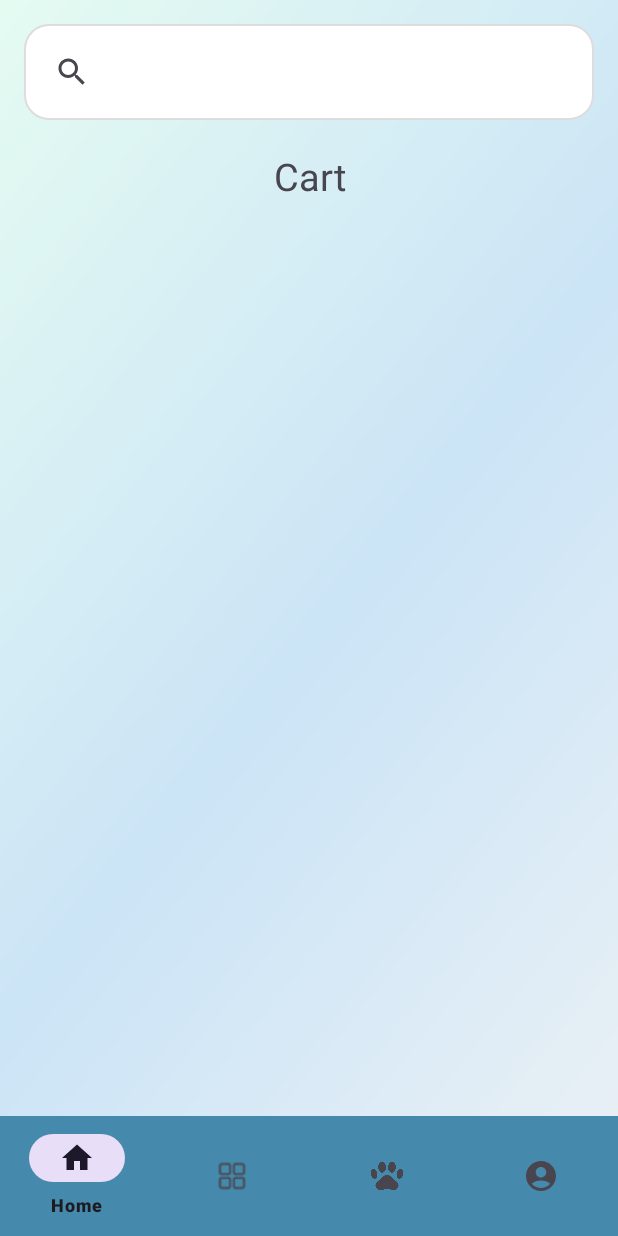
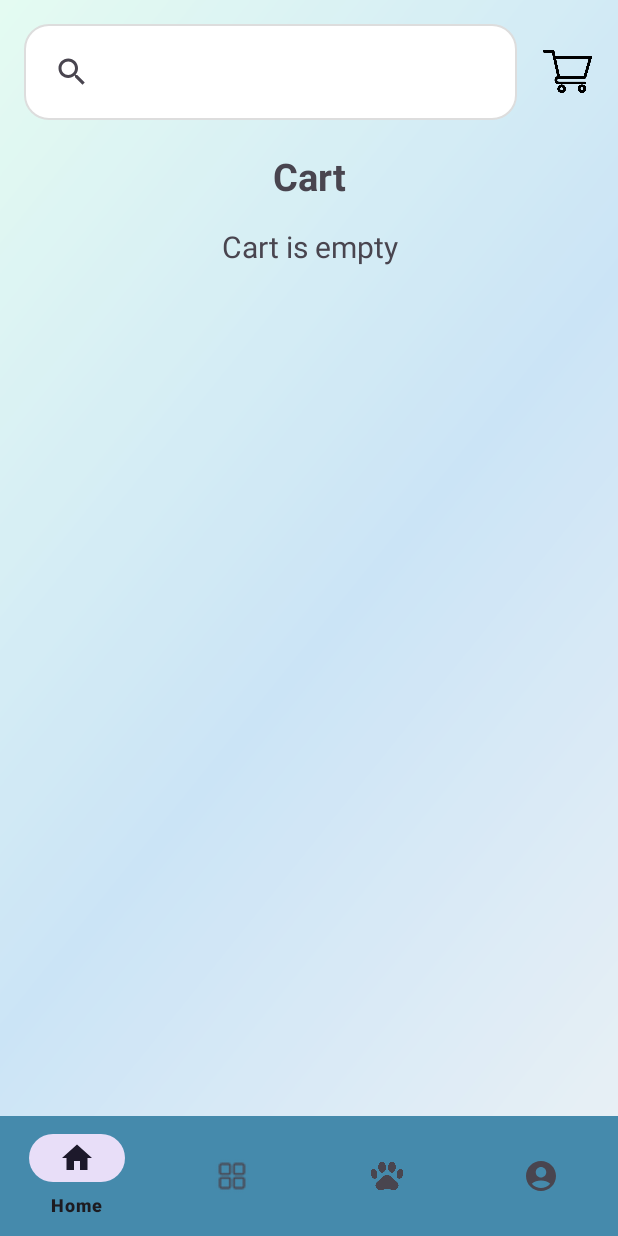
Before and after one commit to BhatVignesh/PawPal, an Android app: the fragment Cart placed in its activity, on a phone screen of 412 x 824 dp. Run offline under Robolectric (Android 15) with nearby library versions, the phone set to English and light mode, and no system bars; our stand-ins replace Firebase (no records; nobody signed in at launch, a user with empty details on screens opened directly); libraries missing offline, so code that uses them is left out: com.denzcoskun.imageslider; 5 statements that could not run were skipped.

Commit message:
many ui changes made

```diff
--- a/app/src/main/java/com/example/pawpal10/CartDetailsAdapter.java
+++ b/app/src/main/java/com/example/pawpal10/CartDetailsAdapter.java
@@ -44,7 +44,7 @@ public class CartDetailsAdapter extends RecyclerView.Adapter<CartDetailsAdapter.
     public void onBindViewHolder(@NonNull CartDetailsAdapter.ViewHolder holder, int position) {
         CartDetailsModel model = cartDetailsModelList.get(position);
         holder.name.setText(model.getProduct_name());
-        holder.price.setText(String.valueOf(model.getProduct_price()));
+        holder.price.setText(String.valueOf(model.getTotal_price()));
         holder.quantity.setText(String.valueOf(model.getQuantity()));
         holder.size.setText(String.valueOf(model.getSize()));
         Glide.with(context)
--- a/app/src/main/java/com/example/pawpal10/DogFoodFragment.java
+++ b/app/src/main/java/com/example/pawpal10/DogFoodFragment.java
@@ -119,6 +119,7 @@ public class DogFoodFragment extends Fragment implements DogFoodAdapter.OnItemCl
                             cartItem.put("quantity", 1);
                             cartItem.put("imageUrl",item.getImageUrl());
                             cartItem.put("size",item.getSize());
+                            cartItem.put("Total_price",Double.parseDouble(item.getPrice()));
 
                             db.collection("cartInfo").document(currentUser.getUid())
                                     .collection("products")
--- a/app/src/main/java/com/example/pawpal10/MainActivity.java
+++ b/app/src/main/java/com/example/pawpal10/MainActivity.java
@@ -4,7 +4,10 @@ import android.content.Intent;
 import android.os.Bundle;
 import android.view.MenuItem;
 import android.view.View;
+import android.view.animation.Animation;
+import android.view.animation.AnimationUtils;
 import android.widget.ArrayAdapter;
+import android.widget.ImageView;
 import android.widget.ListView;
 
 import androidx.annotation.NonNull;
@@ -33,6 +36,7 @@ public class MainActivity extends AppCompatActivity {
     private ArrayAdapter<String> arrayAdapter;
     private SearchView searchView;
     private ArrayList<String> arrayList;
+    private ImageView cartButton;
 
     @Override
     protected void onCreate(Bundle savedInstanceState) {
@@ -43,6 +47,7 @@ public class MainActivity extends AppCompatActivity {
         initializeSearchView();  // Initialize SearchView first
         initializeBottomNavigationView();
         initializeFragments();
+        initializeCartButton();
         checkUserAuthentication();
     }
 
@@ -163,6 +168,20 @@ public class MainActivity extends AppCompatActivity {
         });
     }
 
+    private void initializeCartButton() {
+        cartButton = findViewById(R.id.cartButton);
+        cartButton.setOnClickListener(new View.OnClickListener() {
+            @Override
+            public void onClick(View v) {
+                // Load animation
+                Animation scaleAnimation = AnimationUtils.loadAnimation(MainActivity.this, R.anim.click_scale);
+                // Start animation
+                v.startAnimation(scaleAnimation);
+                replaceFragment(new Cart());
+            }
+        });
+    }
+
     private void replaceFragment(Fragment fragment) {
         FragmentManager fragmentManager = getSupportFragmentManager();
         FragmentTransaction fragmentTransaction = fragmentManager.beginTransaction();
--- a/app/src/main/java/com/example/pawpal10/profileFragment.java
+++ b/app/src/main/java/com/example/pawpal10/profileFragment.java
@@ -23,7 +23,7 @@ public class profileFragment extends Fragment {
     FirebaseFirestore db;
     private FirebaseUser user;
     private TextView profileTextView;
-    private Button logoutButton,viewCartButton;
+    private Button logoutButton;
 
 
     @Override
@@ -37,7 +37,6 @@ public class profileFragment extends Fragment {
 
         profileTextView = view.findViewById(R.id.profileTextView);
         logoutButton = view.findViewById(R.id.logoutButton);
-        viewCartButton=view.findViewById(R.id.view_cart_button);
 
         if (user == null) {
             Intent intent = new Intent(getActivity(), Login.class);
@@ -64,12 +63,7 @@ public class profileFragment extends Fragment {
                     }
                 }
             });
-            viewCartButton.setOnClickListener(new View.OnClickListener() {
-                @Override
-                public void onClick(View v) {
-                    navigateToFragment(new Cart());
-                }
-            });
+
         }
 
         return view;
--- /dev/null
+++ b/app/src/main/res/anim/click_scale.xml
@@ -0,0 +1,20 @@
+<?xml version="1.0" encoding="utf-8"?>
+<set xmlns:android="http://schemas.android.com/apk/res/android">
+    <scale
+        android:duration="100"
+        android:fromXScale="1.0"
+        android:fromYScale="1.0"
+        android:toXScale="1.1"
+        android:toYScale="1.1"
+        android:pivotX="50%"
+        android:pivotY="50%" />
+    <scale
+        android:duration="100"
+        android:fromXScale="1.1"
+        android:fromYScale="1.1"
+        android:toXScale="1.0"
+        android:toYScale="1.0"
+        android:startOffset="100"
+        android:pivotX="50%"
+        android:pivotY="50%" />
+</set>
--- a/app/src/main/res/layout/activity_main.xml
+++ b/app/src/main/res/layout/activity_main.xml
@@ -13,7 +13,7 @@
 
         <androidx.appcompat.widget.SearchView
             android:id="@+id/searchView"
-            android:layout_width="match_parent"
+            android:layout_width="0dp"
             android:layout_height="wrap_content"
             android:queryHint="Search"
             android:iconifiedByDefault="false"
@@ -23,8 +23,20 @@
             android:layout_margin="16dp"
             android:background="@drawable/search_view_background"
             android:padding="8dp"
+            app:layout_constraintEnd_toStartOf="@+id/cartButton"
+            app:layout_constraintStart_toStartOf="parent"
+            app:layout_constraintTop_toTopOf="parent" />
+
+        <ImageView
+            android:id="@+id/cartButton"
+            android:layout_width="35dp"
+            android:layout_height="35dp"
+            android:layout_marginTop="30dp"
+            android:layout_marginEnd="16dp"
+            android:contentDescription="@string/cart"
+            android:padding="1dp"
+            android:src="@drawable/shopping_cart"
             app:layout_constraintEnd_toEndOf="parent"
-            app:layout_constraintStart_toStartOf="parent"
             app:layout_constraintTop_toTopOf="parent" />
 
         <ListView
--- a/app/src/main/res/layout/cart_item.xml
+++ b/app/src/main/res/layout/cart_item.xml
@@ -104,7 +104,7 @@
             android:layout_width="wrap_content"
             android:layout_height="wrap_content"
             android:layout_marginBottom="17dp"
-            android:text="₹"
+            android:text="@string/rupee"
             app:layout_constraintBottom_toBottomOf="parent"
             app:layout_constraintEnd_toStartOf="@+id/product_price_value" />
 
--- a/app/src/main/res/layout/fragment_cart.xml
+++ b/app/src/main/res/layout/fragment_cart.xml
@@ -8,23 +8,42 @@
         android:layout_width="match_parent"
         android:layout_height="match_parent"
         android:orientation="vertical">
+
         <TextView
             android:id="@+id/Cart_text_view"
             android:layout_width="match_parent"
             android:layout_height="wrap_content"
-            android:text="@string/cart"
             android:gravity="center"
             android:paddingTop="20dp"
-            android:textSize="25dp"/>
+            android:text="@string/cart"
+            android:textSize="25dp"
+            android:textStyle="bold" />
+        <TextView
+            android:id="@+id/emptyCartTextView"
+            android:layout_width="match_parent"
+            android:layout_height="wrap_content"
+            android:gravity="center"
+            android:text="Cart is empty"
+            android:visibility="gone"
+            android:padding="16dp"
+            android:textSize="20dp"/>
         <androidx.core.widget.NestedScrollView
             android:layout_width="match_parent"
-            android:layout_height="match_parent">
+            android:layout_height="0dp"
+            android:layout_weight="1">
             <androidx.recyclerview.widget.RecyclerView
                 android:id="@+id/recyclerViewCart"
                 android:layout_width="match_parent"
                 android:layout_height="wrap_content"
                 android:padding="8dp"/>
-
         </androidx.core.widget.NestedScrollView>
+        <TextView
+            android:id="@+id/totalAmountTextView"
+            android:layout_width="match_parent"
+            android:layout_height="wrap_content"
+            android:gravity="center"
+            android:text="Total Amount: $0"
+            android:padding="16dp"
+            android:textSize="20dp"/>
     </LinearLayout>
 </FrameLayout>
--- a/app/src/main/res/values/strings.xml
+++ b/app/src/main/res/values/strings.xml
@@ -69,4 +69,5 @@
 
 
     <string name="cart">Cart</string>
+    <string name="rupee">₹</string>
 </resources>
```
Also changed, not shown: app/src/main/java/com/example/pawpal10/Cart.java (+64 -11 lines), app/src/main/java/com/example/pawpal10/CartDetailsModel.java (+11 -1 lines), app/src/main/res/layout/fragment_profile.xml (+0 -11 lines), app/src/main/res/drawable/shopping_cart.png (added).
